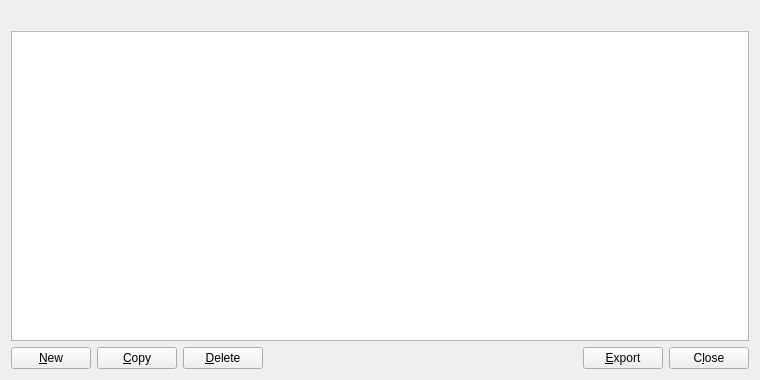
Qt form src/qt/forms/addressbookpage.ui (rlinxy/fcore) before a commit.
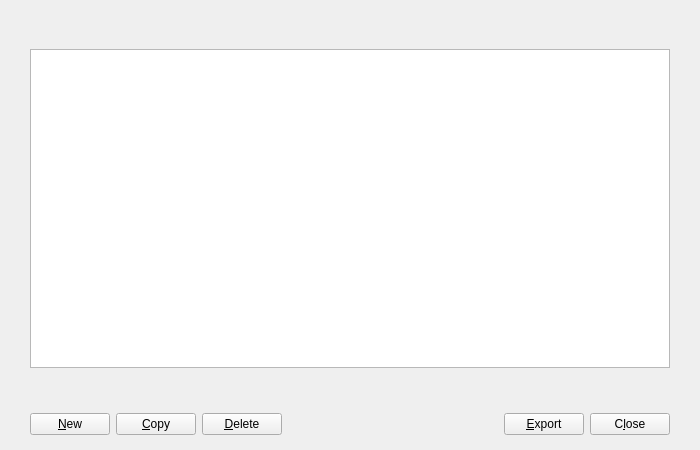
The same form after that commit. Icons and pictures are not drawn.

What changed in the file:
```diff
--- a/src/qt/forms/addressbookpage.ui
+++ b/src/qt/forms/addressbookpage.ui
@@ -6,11 +6,43 @@
    <rect>
     <x>0</x>
     <y>0</y>
-    <width>760</width>
-    <height>380</height>
+    <width>700</width>
+    <height>450</height>
    </rect>
   </property>
   <layout class="QVBoxLayout" name="verticalLayout">
+   <property name="spacing">
+    <number>0</number>
+   </property>
+   <property name="leftMargin">
+    <number>0</number>
+   </property>
+   <property name="topMargin">
+    <number>0</number>
+   </property>
+   <property name="rightMargin">
+    <number>0</number>
+   </property>
+   <property name="bottomMargin">
+    <number>0</number>
+   </property>
+   <item>
+    <layout class="QVBoxLayout" name="verticalLayout_2">
+     <property name="spacing">
+      <number>15</number>
+     </property>
+     <property name="leftMargin">
+      <number>30</number>
+     </property>
+     <property name="topMargin">
+      <number>20</number>
+     </property>
+     <property name="rightMargin">
+      <number>30</number>
+     </property>
+     <property name="bottomMargin">
+      <number>20</number>
+     </property>
    <item>
     <widget class="QLabel" name="labelExplanation">
      <property name="textFormat">
@@ -49,8 +81,23 @@
      </attribute>
     </widget>
    </item>
+    </layout>
+   </item>
    <item>
-    <layout class="QHBoxLayout" name="horizontalLayout">
+    <widget class="QWidget" name="buttonsContainerWhite" native="true">
+     <layout class="QHBoxLayout" name="horizontalLayout_2">
+      <property name="leftMargin">
+       <number>30</number>
+      </property>
+      <property name="topMargin">
+       <number>25</number>
+      </property>
+      <property name="rightMargin">
+       <number>30</number>
+      </property>
+      <property name="bottomMargin">
+       <number>15</number>
+      </property>
      <item>
       <widget class="QPushButton" name="newAddress">
        <property name="toolTip">
@@ -109,8 +156,8 @@
        </property>
        <property name="sizeHint" stdset="0">
         <size>
-         <width>40</width>
-         <height>20</height>
+          <width>465</width>
+          <height>21</height>
         </size>
        </property>
       </spacer>
@@ -134,12 +181,6 @@
      </item>
      <item>
       <widget class="QPushButton" name="closeButton">
-       <property name="sizePolicy">
-        <sizepolicy hsizetype="Minimum" vsizetype="Minimum">
-         <horstretch>0</horstretch>
-         <verstretch>0</verstretch>
-        </sizepolicy>
-       </property>
        <property name="text">
         <string>C&amp;lose</string>
        </property>
@@ -149,6 +190,7 @@
       </widget>
      </item>
     </layout>
+    </widget>
    </item>
   </layout>
  </widget>
```
Lines whose indentation alone changed are shown as unchanged.
